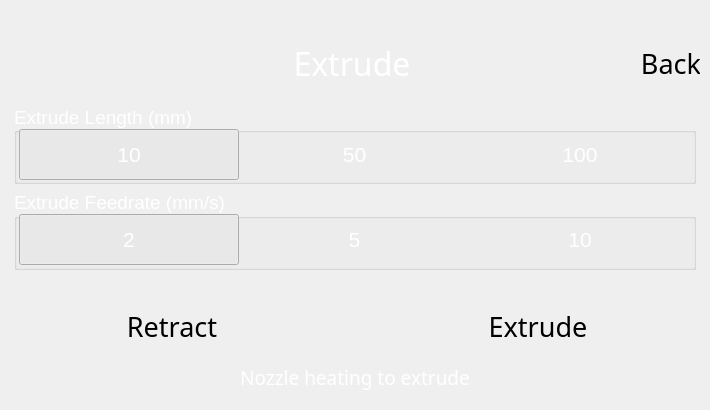
Old version of the form BlocksScreen/lib/ui/controlStackedWidget.ui in the repository BlocksTechnology/BlocksScreen.
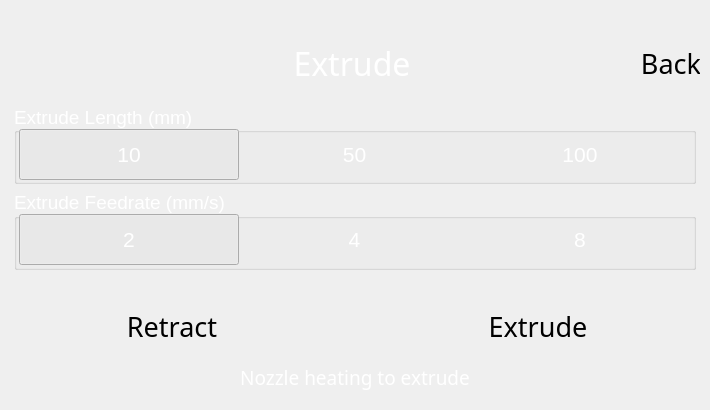
New version of the form. The open tabs and pages were chosen to show the change. Custom widgets are drawn as their Qt base class.

Commit message: upd: updated extruder values

```diff
--- a/BlocksScreen/lib/ui/controlStackedWidget.ui
+++ b/BlocksScreen/lib/ui/controlStackedWidget.ui
@@ -2122,12 +2122,11 @@
             <property name="font">
              <font>
               <pointsize>16</pointsize>
-              <weight>50</weight>
               <bold>false</bold>
              </font>
             </property>
             <property name="text">
-             <string>5</string>
+             <string>4</string>
             </property>
             <property name="checkable">
              <bool>true</bool>
@@ -2305,12 +2304,11 @@
             <property name="font">
              <font>
               <pointsize>16</pointsize>
-              <weight>50</weight>
               <bold>false</bold>
              </font>
             </property>
             <property name="text">
-             <string>10</string>
+             <string>8</string>
             </property>
             <property name="checkable">
              <bool>true</bool>
```
Left out of the diff: 168 changed lines with no effect on the pictures. The commit also changes 2 other files.
